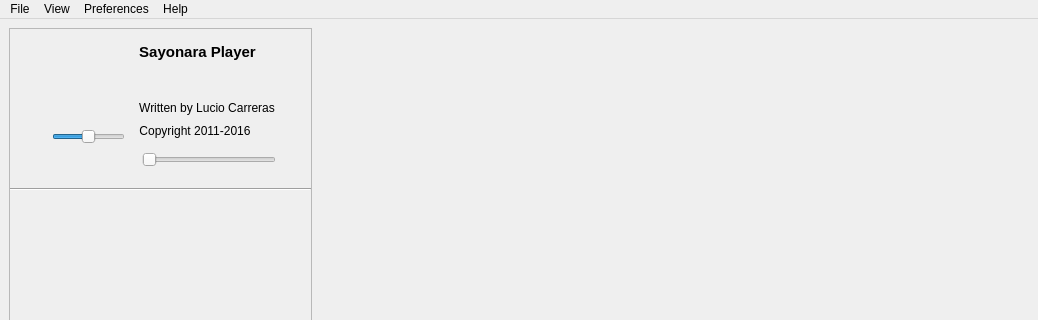
Above: src/GUI/Player/GUI_Player.ui from return42/sayonara before the change; both pictures show x 0 to 1038 and y 0 to 320 of the 1038 by 814 pixel window. Below: the same form after it.
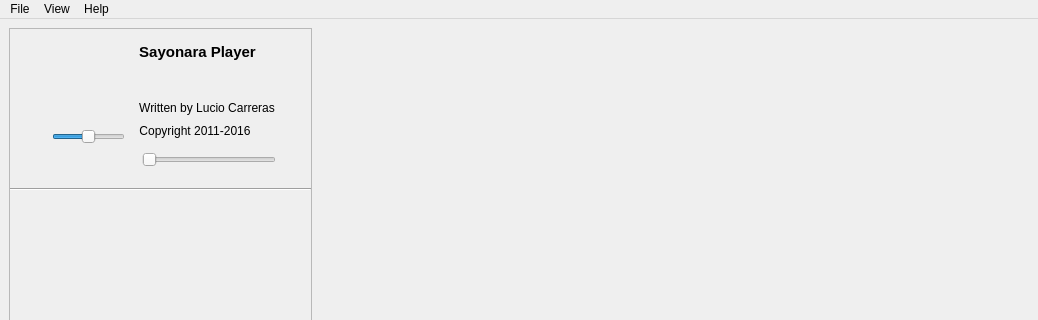
That is the form after the change. Icons and pictures are not drawn. Custom widgets are drawn as their Qt base class.

Commit message: Preference dialog update

```diff
--- a/src/GUI/Player/GUI_Player.ui
+++ b/src/GUI/Player/GUI_Player.ui
@@ -1071,7 +1071,7 @@
      <x>0</x>
      <y>0</y>
      <width>1038</width>
-     <height>26</height>
+     <height>22</height>
     </rect>
    </property>
    <widget class="QMenu" name="menuFle">
@@ -1098,18 +1098,6 @@
     <addaction name="action_Dark"/>
     <addaction name="action_Fullscreen"/>
    </widget>
-   <widget class="QMenu" name="menuPreferences">
-    <property name="title">
-     <string>Preferences</string>
-    </property>
-    <addaction name="separator"/>
-    <addaction name="action_setLibPath"/>
-    <addaction name="action_livesearch"/>
-    <addaction name="separator"/>
-    <addaction name="action_min2tray"/>
-    <addaction name="action_notifyNewVersion"/>
-    <addaction name="separator"/>
-   </widget>
    <widget class="QMenu" name="menuAbout">
     <property name="title">
      <string>Help</string>
@@ -1119,7 +1107,6 @@
    </widget>
    <addaction name="menuFle"/>
    <addaction name="menuView"/>
-   <addaction name="menuPreferences"/>
    <addaction name="menuAbout"/>
   </widget>
   <action name="action_OpenFile">
```
Left out of the diff: 1 changed line with no effect on the pictures. The commit also changes 103 other files.
